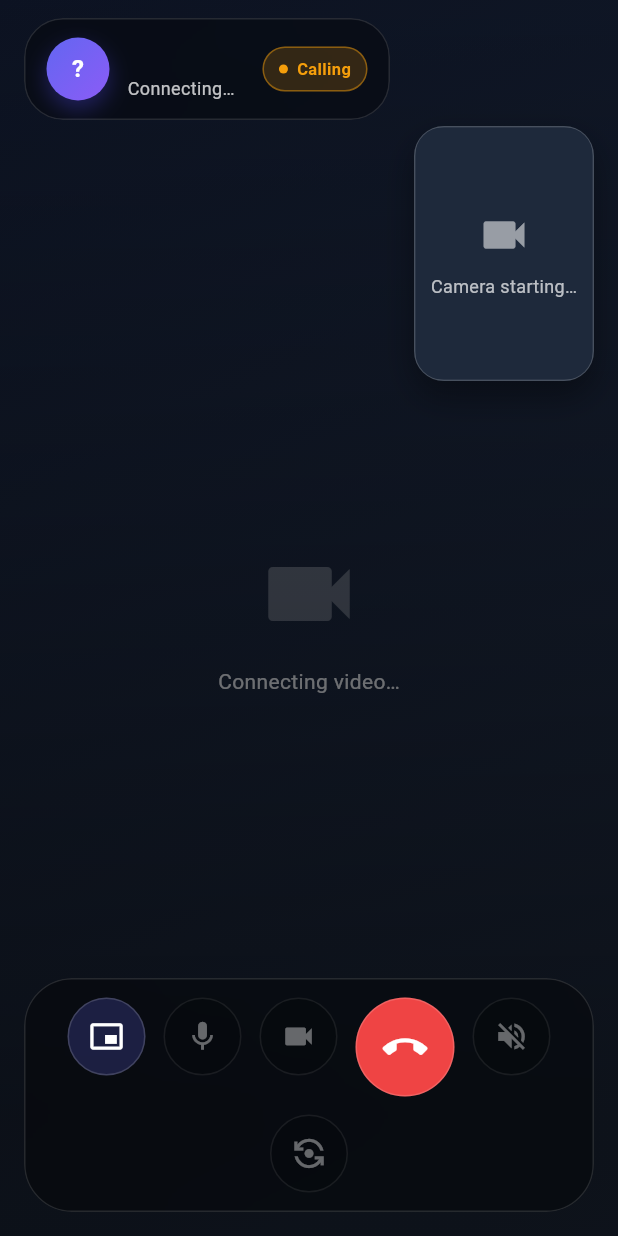
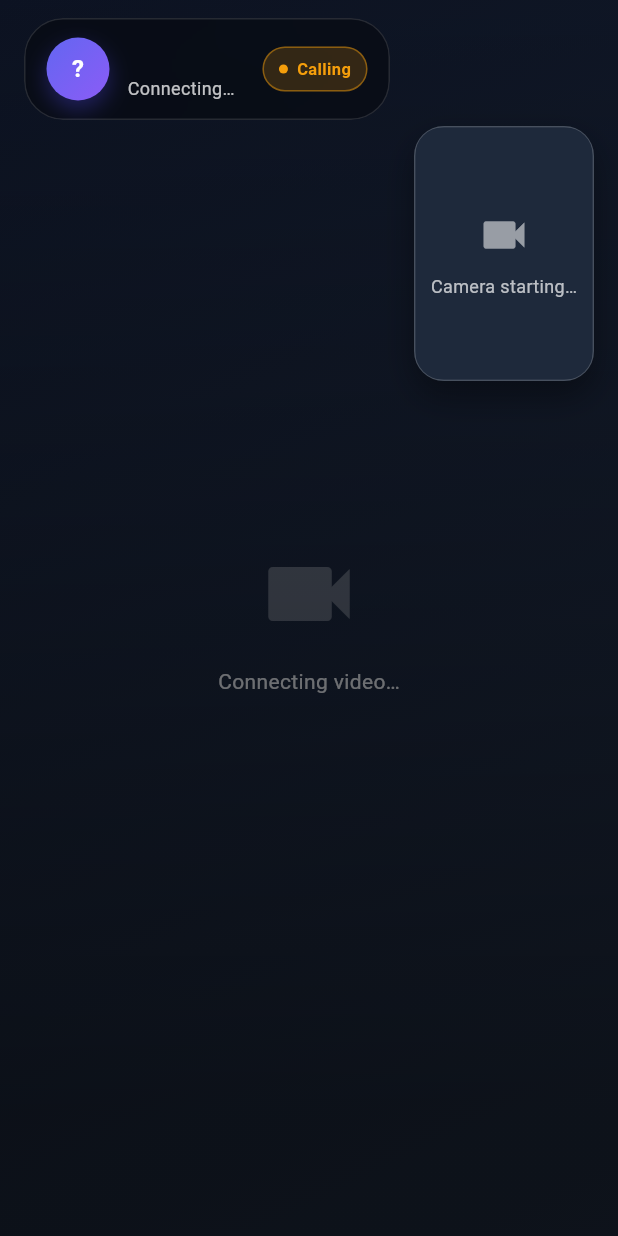
Before and after one commit to marriagestationpvtltd-lang/marriagestationadmin, a Flutter app: the VideoCallScreen screen opened directly with empty values, on a phone screen of 412 x 824 dp. Run offline on Flutter 3.47's test engine with Material 3 defaults, Android fonts, the phone set to English and light mode, and no system bars; our stand-ins replace audioplayers, cloud_firestore, emoji_picker_flutter, file_picker, firebase_core, firebase_storage and 4 more; missing offline and left inert: agora_rtc_engine, dart:html, dart:js, file_saver, flutter_sound; accounts and stored records are empty; network calls fail; statements that could not run were skipped.

```diff
--- a/adminmrz/lib/adminchat/video_call_page.dart
+++ b/adminmrz/lib/adminchat/video_call_page.dart
@@ -81,6 +81,7 @@ class _VideoCallScreenState extends State<VideoCallScreen> {
   bool _videoEnabled = true;
   bool _cameraFront = true;
   bool _ending = false;
+  bool _controlsVisible = false;
 
   _VCallStatus _callStatus = _VCallStatus.calling;
 
@@ -453,16 +454,37 @@ class _VideoCallScreenState extends State<VideoCallScreen> {
                 height: localHeight,
                 child: _buildLocalPreview(),
               ),
+            Positioned.fill(
+              child: GestureDetector(
+                behavior: HitTestBehavior.opaque,
+                onTap: _toggleControlsVisibility,
+                child: const SizedBox.expand(),
+              ),
+            ),
             Positioned(
               bottom: 16,
               left: 0,
               right: 0,
-              child: _buildControls(),
+              child: AnimatedOpacity(
+                opacity: _controlsVisible ? 1 : 0,
+                duration: const Duration(milliseconds: 180),
+                child: IgnorePointer(
+                  ignoring: !_controlsVisible,
+                  child: _buildControls(),
+                ),
+              ),
             ),
           ],
         ),
       ),
     );
+  }
+
+  void _toggleControlsVisibility() {
+    if (!mounted) return;
+    setState(() {
+      _controlsVisible = !_controlsVisible;
+    });
   }
 
   Widget _buildTopBar() {
```
